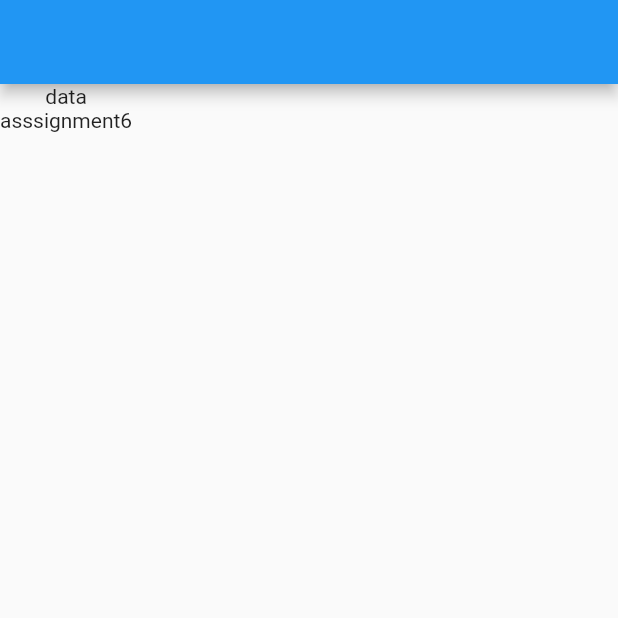
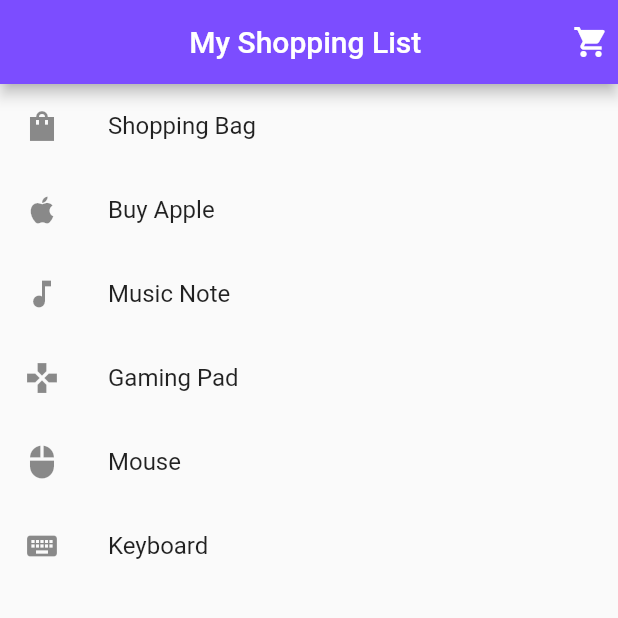
Before and after one commit to ferdoush10/sample_test, a Flutter app: the screen it shows after launch, on a phone screen of 412 x 824 dp, the top half of it. Run offline on Flutter 3.47's test engine with Material 2 defaults, Android fonts, the phone set to English and light mode, and no system bars.

Commit message:
assignment6

```diff
--- a/lib/main.dart
+++ b/lib/main.dart
@@ -21,11 +21,44 @@ class HomePage extends StatelessWidget {
   @override
   Widget build(BuildContext context) {
     return Scaffold(
-      appBar: AppBar(),
-      body: const Column(
-        children: [
-          Text('data'),
-          Text('asssignment6'),
+      appBar: AppBar(
+        backgroundColor: Colors.deepPurpleAccent,
+        title: const Text('My Shopping List '),
+        actions: [
+          Container(
+            padding: const EdgeInsets.only(right: 30),
+            width: 30,
+            child: const Icon(Icons.shopping_cart),
+          ),
+        ],
+        centerTitle: true,
+      ),
+      body: ListView(
+        children: const [
+          ListTile(
+            leading: Icon(Icons.shopping_bag_sharp),
+            title: Text('Shopping Bag'),
+          ),
+          ListTile(
+            leading: Icon(Icons.apple),
+            title: Text('Buy Apple'),
+          ),
+          ListTile(
+            leading: Icon(Icons.music_note),
+            title: Text('Music Note'),
+          ),
+          ListTile(
+            leading: Icon(Icons.gamepad),
+            title: Text('Gaming Pad'),
+          ),
+          ListTile(
+            leading: Icon(Icons.mouse),
+            title: Text('Mouse'),
+          ),
+          ListTile(
+            leading: Icon(Icons.keyboard),
+            title: Text('Keyboard'),
+          ),
         ],
       ),
     );
```
